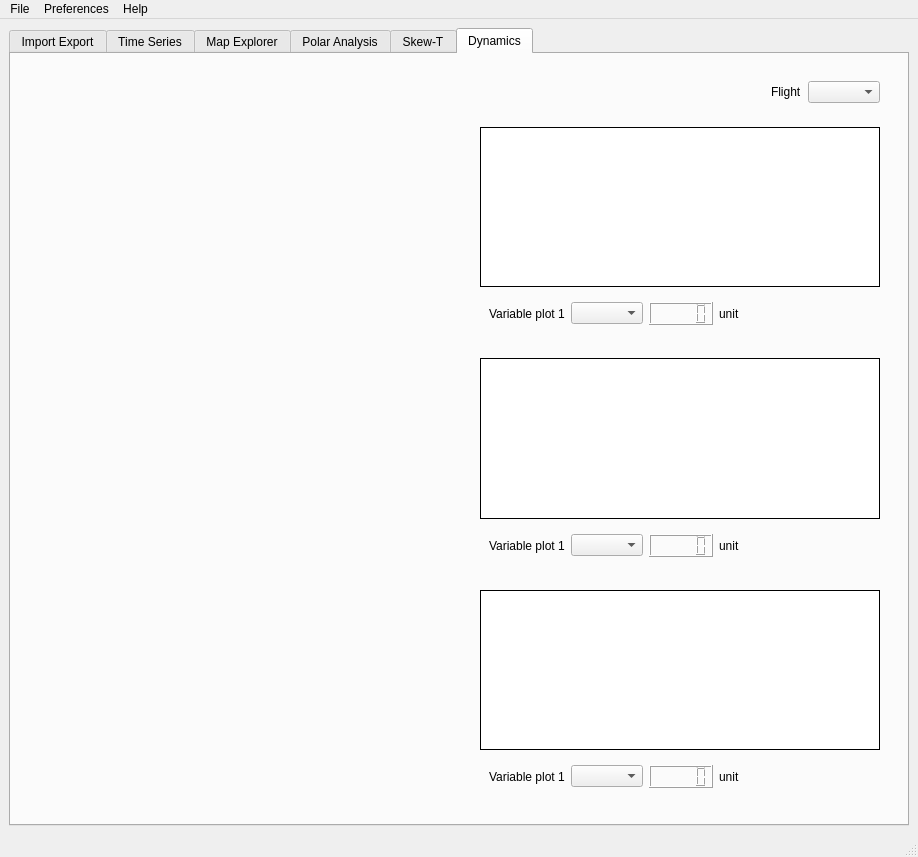
Qt form src/gui/mainwindow.ui (TheGoodWeather/Vector-Vario-Analyzer) before a commit.
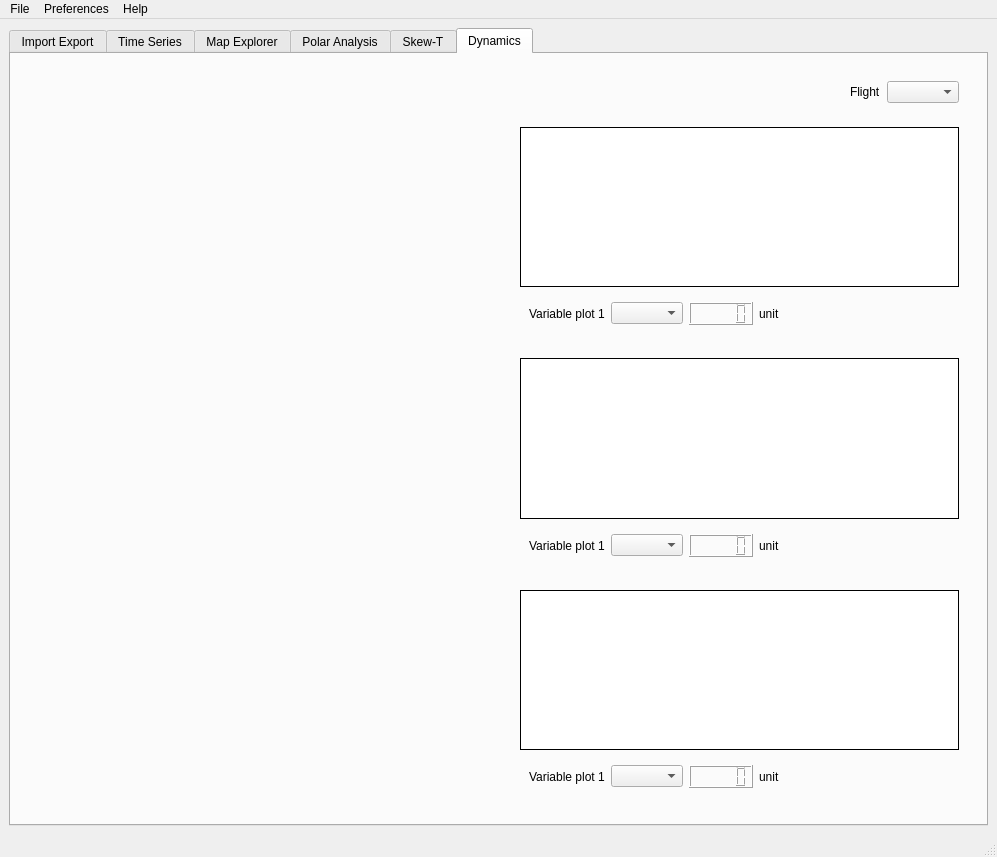
The same form after that commit. Custom widgets are drawn as their Qt base class.

Commit message: Creating HUD

Patch:
```diff
--- a/src/gui/mainwindow.ui
+++ b/src/gui/mainwindow.ui
@@ -6,7 +6,7 @@
    <rect>
     <x>0</x>
     <y>0</y>
-    <width>918</width>
+    <width>997</width>
     <height>857</height>
    </rect>
   </property>
@@ -2070,7 +2070,7 @@
     <rect>
      <x>0</x>
      <y>0</y>
-     <width>918</width>
+     <width>997</width>
      <height>26</height>
     </rect>
    </property>
```
The commit also changes 2 other files.
